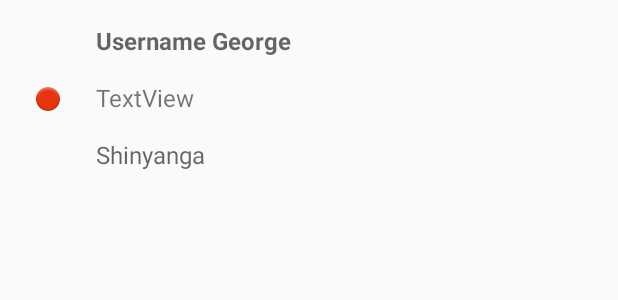
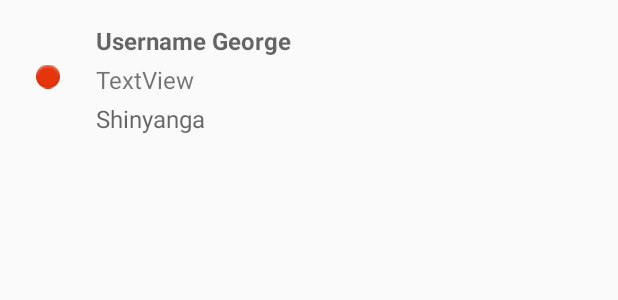
Before and after one commit to muchbeer/RoomRxJava, an Android app: the layout user_items.xml on its own in the app's theme, with its tools: preview values and no code run, on a phone screen of 412 x 824 dp. Shown: the top 300 px of the screen. Run offline under Robolectric (Android 15) with nearby library versions, the phone set to English and light mode, and no system bars.

Commit message:
mvvm room and rxjava best of all

```diff
--- a/app/src/main/java/muchbeer/raum/roomrxjava/DB/UserDao.java
+++ b/app/src/main/java/muchbeer/raum/roomrxjava/DB/UserDao.java
@@ -16,8 +16,7 @@ import muchbeer.raum.roomrxjava.model.User;
 @Dao
 public interface UserDao {
 
-
-    @Query("SELECT * FROM users LIMIT 1")
+    @Query("SELECT * FROM users")
     Flowable<List<User>> getUser();
 
     @Insert(onConflict = OnConflictStrategy.REPLACE)
--- a/app/src/main/java/muchbeer/raum/roomrxjava/DB/UserDatabase.java
+++ b/app/src/main/java/muchbeer/raum/roomrxjava/DB/UserDatabase.java
@@ -8,7 +8,7 @@ import androidx.room.RoomDatabase;
 
 import muchbeer.raum.roomrxjava.model.User;
 
-@Database(entities = {User.class}, version = 2, exportSchema = false)
+@Database(entities = {User.class}, version = 3, exportSchema = false)
 public abstract class UserDatabase extends RoomDatabase {
 
     private static volatile UserDatabase INSTANCE;
@@ -20,7 +20,7 @@ public abstract class UserDatabase extends RoomDatabase {
             synchronized (UserDatabase.class) {
                 if (INSTANCE == null) {
                     INSTANCE = Room.databaseBuilder(context.getApplicationContext(),
-                            UserDatabase.class, "Sample.db")
+                            UserDatabase.class, "USer.db")
                             .fallbackToDestructiveMigration()
                             .build();
                 }
--- a/app/src/main/res/layout/user_items.xml
+++ b/app/src/main/res/layout/user_items.xml
@@ -10,7 +10,7 @@
     <ImageView
         android:id="@+id/imageView"
         android:layout_width="wrap_content"
-        android:layout_height="100dp"
+        android:layout_height="70dp"
         android:layout_marginStart="24dp"
         android:layout_marginTop="16dp"
         app:layout_constraintStart_toStartOf="parent"
@@ -32,7 +32,7 @@
         android:id="@+id/txtUserSchool"
         android:layout_width="wrap_content"
         android:layout_height="wrap_content"
-        android:layout_marginTop="16dp"
+        android:layout_marginTop="4dp"
         android:hint="Mwenge"
         android:text="TextView"
         android:textSize="16dp"
@@ -43,7 +43,7 @@
         android:id="@+id/txtUserplace"
         android:layout_width="wrap_content"
         android:layout_height="wrap_content"
-        android:layout_marginTop="16dp"
+        android:layout_marginTop="4dp"
         android:hint="Shinyanga"
         android:textSize="16dp"
         app:layout_constraintStart_toStartOf="@+id/txtUserSchool"
```
Also changed, not shown: app/src/main/java/muchbeer/raum/roomrxjava/ui/MvvMRoomActivity.java (+3 -8 lines).
